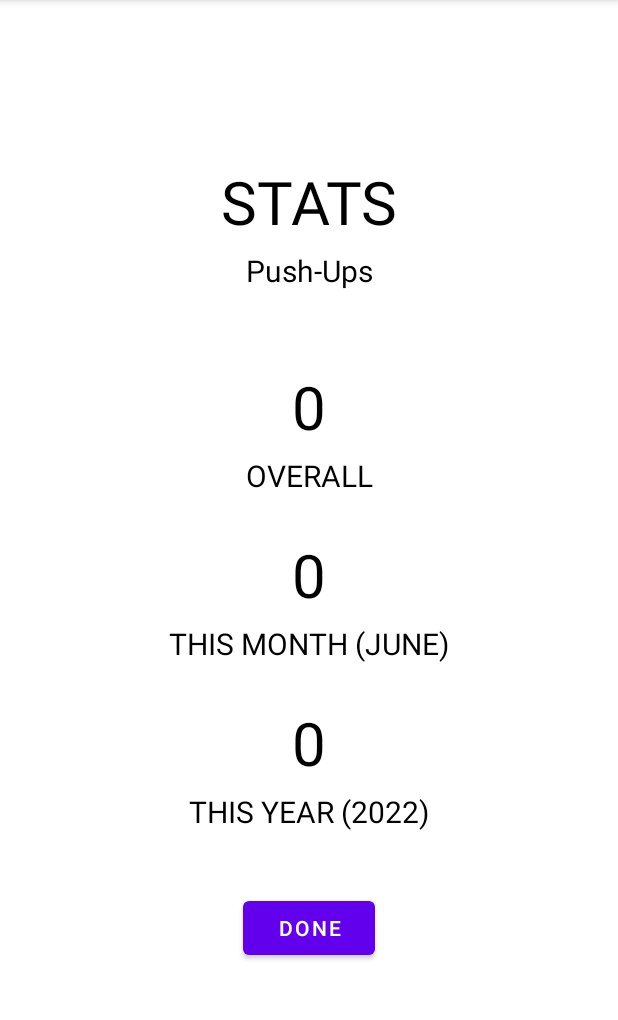
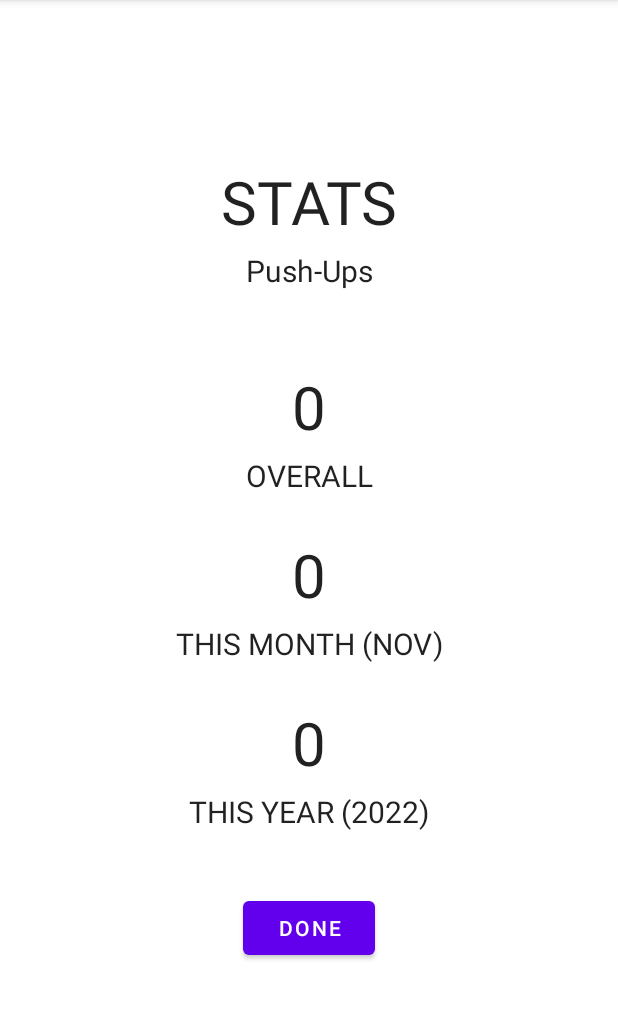
Before and after one commit to asdfjkl/DoYourReps, an Android app: the screen it shows after launch (StatsActivity), after a tap on "STATS", on a phone screen of 412 x 824 dp, the part 84-1104 px from its top. Run offline under Robolectric (Android 15) with nearby library versions, the phone set to English and light mode, and no system bars; our stand-ins replace navigation-ui.

Commit message:
display of current month/year

```diff
--- a/app/src/main/java/com/asdfjkl/doyourreps/Excercise.java
+++ b/app/src/main/java/com/asdfjkl/doyourreps/Excercise.java
@@ -70,12 +70,13 @@ public class Excercise {
 
     public ArrayList<Integer> getCurrentWorkoutSteps() {
 
-        int avg_per_set_one = (int) Math.round(currentLevel * 0.7);
+        int avg_per_set_one = (int) Math.round(currentLevel * 0.65);
         int overall_one = avg_per_set_one * 5;
-        int overall_two = (int) Math.round((avg_per_set_one * 5.0) * 1.05);
+        int overall_two = (int) Math.round((avg_per_set_one * 5.0) * 1.10);
         int avg_per_set_two = (int) Math.round(overall_two / 5.0);
-        int overall_three = (int) Math.round((avg_per_set_one * 5) * 1.10);
+        int overall_three = (int) Math.round((avg_per_set_one * 5) * 1.20);
         int avg_per_set_three = (int) Math.round(overall_three / 5);
+        //System.out.println("1,2,3 avg: "+avg_per_set_one + ", "+avg_per_set_two + ", "+avg_per_set_three);
 
         ArrayList<Integer> set1 = new ArrayList<>();
         ArrayList<Integer> set2 = new ArrayList<>();
@@ -101,19 +102,19 @@ public class Excercise {
         set2.add((int) Math.round(avg_per_set_two * 1.05));
         set3.add((int) Math.round(avg_per_set_three * 1.05));
 
-        if(weekStep == 1) {
+        if(weekStep == 0) {
             return set1;
         }
 
-        if(weekStep == 2) {
+        if(weekStep == 1) {
             return set2;
         }
 
-        if(weekStep == 3) {
+        if(weekStep == 2) {
             return set3;
         }
-
-        return set1;
+        ArrayList<Integer> tmp = new ArrayList<>();
+        return tmp;
     }
 
     public static String getCurrentMonth() {
@@ -128,4 +129,44 @@ public class Excercise {
         return year;
     }
 
+    public static String getMonthName(String month) {
+        if(month.equals("01")) {
+            return "JAN";
+        }
+        if(month.equals("02")) {
+            return "FEB";
+        }
+        if(month.equals("03")) {
+            return "MAR";
+        }
+        if(month.equals("04")) {
+            return "APR";
+        }
+        if(month.equals("05")) {
+            return "MAY";
+        }
+        if(month.equals("06")) {
+            return "JUN";
+        }
+        if(month.equals("07")) {
+            return "JUL";
+        }
+        if(month.equals("08")) {
+            return "AUG";
+        }
+        if(month.equals("09")) {
+            return "SEP";
+        }
+        if(month.equals("10")) {
+            return "OCT";
+        }
+        if(month.equals("11")) {
+            return "NOV";
+        }
+        if(month.equals("12")) {
+            return "DEC";
+        }
+        return "";
+    }
+
 }
--- a/app/src/main/java/com/asdfjkl/doyourreps/MainActivity.java
+++ b/app/src/main/java/com/asdfjkl/doyourreps/MainActivity.java
@@ -31,6 +31,7 @@ import android.widget.EditText;
 import android.widget.Spinner;
 
 import java.util.ArrayList;
+import java.util.Arrays;
 
 public class MainActivity extends AppCompatActivity {
 
@@ -73,6 +74,19 @@ public class MainActivity extends AppCompatActivity {
         // set current excercise to the beginning of the list
         currentExcercise = excercises.get(0);
 
+        /*
+        currentExcercise.reset();
+        currentExcercise.currentLevel = 8;
+        for(int i=0;i<10;i++) {
+            System.out.println("week 1: "+ currentExcercise.getCurrentWorkoutSteps());
+            currentExcercise.weekStep++;
+            System.out.println("week 2: "+ currentExcercise.getCurrentWorkoutSteps());
+            currentExcercise.weekStep++;
+            System.out.println("week 3: "+ currentExcercise.getCurrentWorkoutSteps());
+            currentExcercise.weekStep = 0;
+            currentExcercise.currentLevel = (int) Math.round(currentExcercise.currentLevel * 1.15);
+        } */
+
         setContentView(R.layout.screen_main);
         // set up spinner
         Spinner excerciseSpinner = (Spinner) findViewById(R.id.spinner);
@@ -114,6 +128,7 @@ public class MainActivity extends AppCompatActivity {
         if (requestCode == REQUEST_CODE) {
             if(resultCode == Activity.RESULT_OK){
                 Boolean success = data.getBooleanExtra("success", false);
+                //System.out.println("success received: " + success);
                 int repsDone = data.getIntExtra("repsDone", 0);
                 if(currentExcercise.currentLevel == 0) {
                     // this was the initial test
@@ -275,6 +290,8 @@ public class MainActivity extends AppCompatActivity {
                     statsActivityIntent.putExtra("overallCount", currentExcercise.overallCount);
                     statsActivityIntent.putExtra("monthCount", currentExcercise.monthCount);
                     statsActivityIntent.putExtra("yearCount", currentExcercise.yearCount);
+                    statsActivityIntent.putExtra("month", currentExcercise.thisMonth);
+                    statsActivityIntent.putExtra("year", currentExcercise.thisYear);
                     startActivity(statsActivityIntent);
                 }
             });
--- a/app/src/main/java/com/asdfjkl/doyourreps/RepActivity.java
+++ b/app/src/main/java/com/asdfjkl/doyourreps/RepActivity.java
@@ -109,7 +109,7 @@ public class RepActivity extends AppCompatActivity {
                 if(initialTest) {
                     Intent returnIntent = new Intent();
                     returnIntent.putExtra("success", success);
-                    returnIntent.putExtra("repsDone", repsDoneOverall);
+                    returnIntent.putExtra("repsDone", repsDoneInCurrentRound);
                     setResult(Activity.RESULT_OK,returnIntent);
                     finish();
                 } else {
--- a/app/src/main/java/com/asdfjkl/doyourreps/StatsActivity.java
+++ b/app/src/main/java/com/asdfjkl/doyourreps/StatsActivity.java
@@ -23,8 +23,16 @@ public class StatsActivity extends AppCompatActivity {
         TextView tvOverallCount = findViewById(R.id.text_view_overall_count);
         tvOverallCount.setText(String.valueOf(getIntent().getIntExtra("overallCount", 0)));
 
+        TextView tvYear = findViewById(R.id.text_view_year_text);
+        tvYear.setText("THIS YEAR ("+getIntent().getStringExtra("year")+")");
+
         TextView tvYearCount = findViewById(R.id.text_view_year_count);
         tvYearCount.setText(String.valueOf(getIntent().getIntExtra("yearCount", 0)));
+
+        TextView tvMonth = findViewById(R.id.text_view_month_text);
+        String monthNum = getIntent().getStringExtra("month");
+        String monthName = Excercise.getMonthName(monthNum);
+        tvMonth.setText("THIS MONTH ("+monthName+")");
 
         TextView tvMontCount = findViewById(R.id.text_view_month_count);
         tvMontCount.setText(String.valueOf(getIntent().getIntExtra("monthCount", 0)));
--- a/app/src/main/res/layout/screen_reps.xml
+++ b/app/src/main/res/layout/screen_reps.xml
@@ -11,7 +11,7 @@
         android:layout_height="wrap_content"
         android:text="Set 1 of 5"
         android:textSize="30sp"
-        android:textColor="@color/black"
+        android:textColor="?android:textColorPrimary"
         app:layout_constraintTop_toTopOf="parent"
         app:layout_constraintLeft_toLeftOf="parent"
         app:layout_constraintRight_toRightOf="parent"
@@ -25,7 +25,7 @@
         android:layout_height="wrap_content"
         android:layout_marginTop="50dp"
         android:text="11"
-        android:textColor="@color/black"
+        android:textColor="?android:textColorPrimary"
         android:textSize="100sp"
         app:layout_constraintEnd_toEndOf="parent"
         app:layout_constraintStart_toStartOf="parent"
--- a/app/src/main/res/layout/screen_stats.xml
+++ b/app/src/main/res/layout/screen_stats.xml
@@ -11,7 +11,7 @@
         android:layout_height="wrap_content"
         android:text="STATS"
         android:textSize="40sp"
-        android:textColor="@color/black"
+        android:textColor="?android:textColorPrimary"
         app:layout_constraintTop_toTopOf="parent"
         app:layout_constraintLeft_toLeftOf="parent"
         app:layout_constraintRight_toRightOf="parent"
@@ -26,7 +26,7 @@
         android:layout_height="wrap_content"
         android:text="PUSH-UPS"
         android:textSize="20sp"
-        android:textColor="@color/black"
+        android:textColor="?android:textColorPrimary"
         android:layout_marginTop="5dp"
         app:layout_constraintEnd_toEndOf="parent"
         app:layout_constraintStart_toStartOf="parent"
@@ -39,7 +39,7 @@
         android:layout_height="wrap_content"
         android:text="32"
         android:textSize="40sp"
-        android:textColor="@color/black"
+        android:textColor="?android:textColorPrimary"
         android:layout_marginTop="50dp"
         app:layout_constraintEnd_toEndOf="parent"
         app:layout_constraintStart_toStartOf="parent"
@@ -52,7 +52,7 @@
         android:layout_height="wrap_content"
         android:text="OVERALL"
         android:textSize="20sp"
-        android:textColor="@color/black"
+        android:textColor="?android:textColorPrimary"
         android:layout_marginTop="5dp"
         app:layout_constraintEnd_toEndOf="parent"
         app:layout_constraintStart_toStartOf="parent"
@@ -65,7 +65,7 @@
         android:layout_height="wrap_content"
         android:text="32"
         android:textSize="40sp"
-        android:textColor="@color/black"
+        android:textColor="?android:textColorPrimary"
         android:layout_marginTop="25dp"
         app:layout_constraintEnd_toEndOf="parent"
         app:layout_constraintStart_toStartOf="parent"
@@ -76,9 +76,9 @@
         android:id="@+id/text_view_month_text"
         android:layout_width="wrap_content"
         android:layout_height="wrap_content"
-        android:text="THIS MONTH (JUNE)"
+        android:text="THIS MONTH"
         android:textSize="20sp"
-        android:textColor="@color/black"
+        android:textColor="?android:textColorPrimary"
         android:layout_marginTop="5dp"
         app:layout_constraintEnd_toEndOf="parent"
         app:layout_constraintStart_toStartOf="parent"
@@ -91,7 +91,7 @@
         android:layout_height="wrap_content"
         android:text="32"
         android:textSize="40sp"
-        android:textColor="@color/black"
+        android:textColor="?android:textColorPrimary"
         android:layout_marginTop="25dp"
         app:layout_constraintEnd_toEndOf="parent"
         app:layout_constraintStart_toStartOf="parent"
@@ -102,9 +102,9 @@
         android:id="@+id/text_view_year_text"
         android:layout_width="wrap_content"
         android:layout_height="wrap_content"
-        android:text="THIS YEAR (2022)"
+        android:text="THIS YEAR"
         android:textSize="20sp"
-        android:textColor="@color/black"
+        android:textColor="?android:textColorPrimary"
         android:layout_marginTop="5dp"
         app:layout_constraintEnd_toEndOf="parent"
         app:layout_constraintStart_toStartOf="parent"
--- a/app/src/main/res/layout/spinner_item.xml
+++ b/app/src/main/res/layout/spinner_item.xml
@@ -3,7 +3,7 @@
     android:layout_height="fill_parent"
     android:layout_width="fill_parent"
     android:gravity="center"
-    android:textColor="#000000"
+    android:textColor="?android:textColorPrimary"
     android:text="Sample Text"
     android:textSize="40sp"
     android:paddingBottom="5dp"
```
